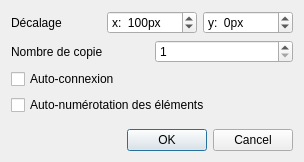
Above: sources/ui/multipastedialog.ui from qelectrotech/qelectrotech-source-mirror before the change. Below: the same form after it.
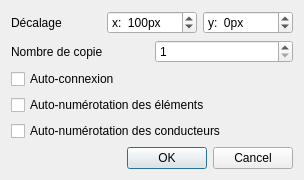
That is the form after the change.

Commit message: Multipaste dialog : add 'autonum pasted conductors' check box

Patch:
```diff
--- a/sources/ui/multipastedialog.ui
+++ b/sources/ui/multipastedialog.ui
@@ -101,6 +101,13 @@
      </property>
     </widget>
    </item>
+   <item>
+    <widget class="QCheckBox" name="m_auto_num_cond_cb">
+     <property name="text">
+      <string>Auto-numérotation des conducteurs</string>
+     </property>
+    </widget>
+   </item>
    <item>
     <spacer name="verticalSpacer">
      <property name="orientation">
```
The commit also changes 7 other files.
